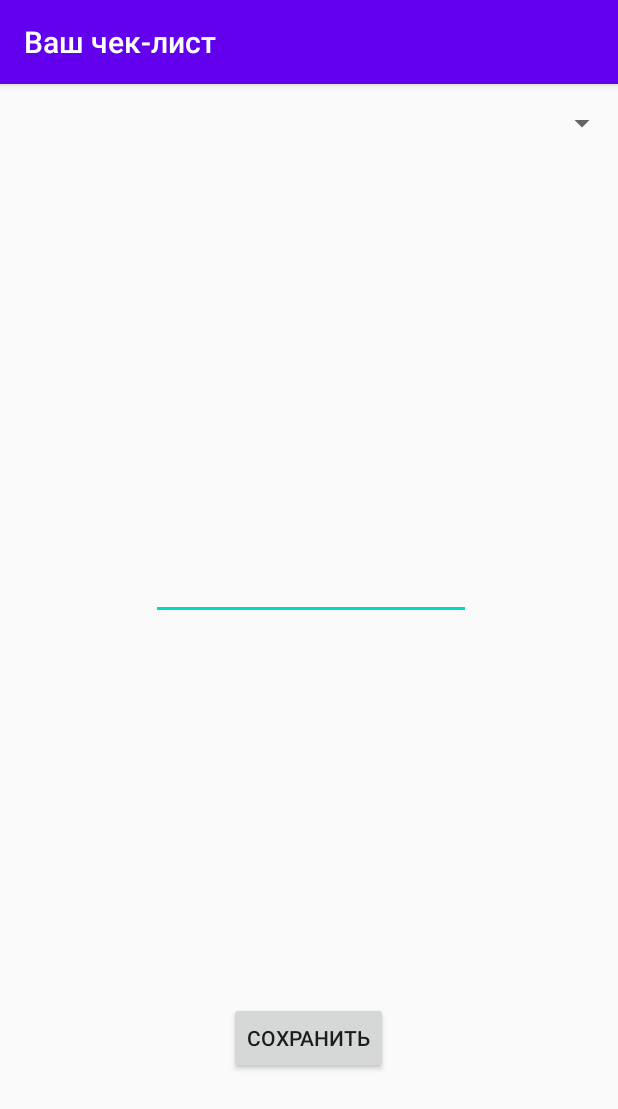
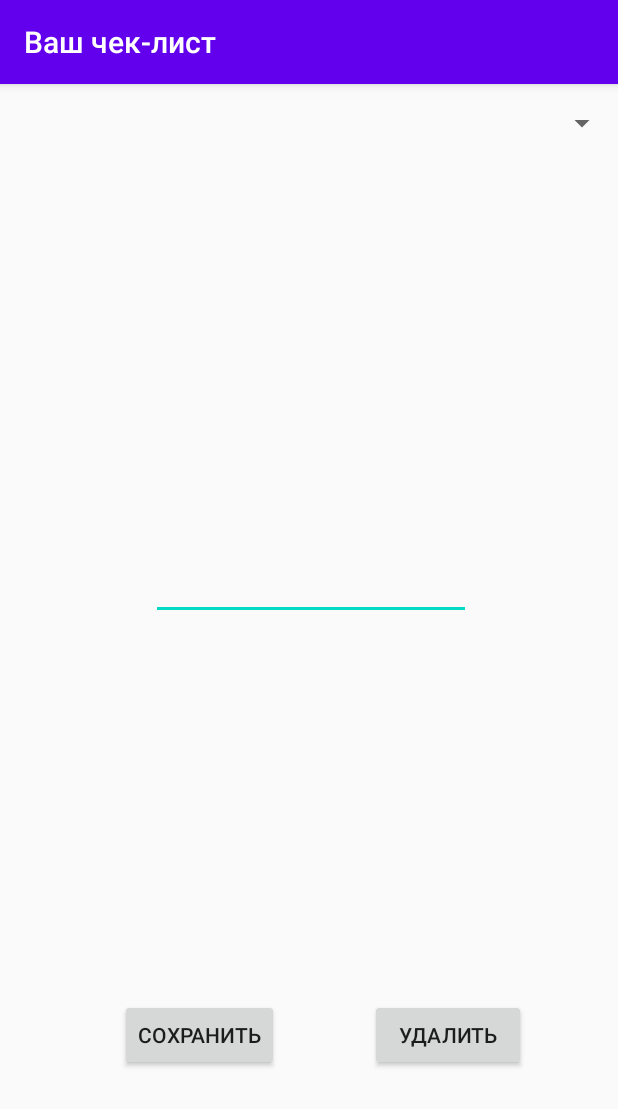
Before and after one commit to Sparky324/PredprofChekList, an Android app: the EditActivity screen opened directly, with no data from a screen before it, on a phone screen of 412 x 824 dp. Shown: the top 1109 px of the screen. Run offline under Robolectric (Android 15) with nearby library versions, the phone set to English and light mode, and no system bars.

Commit message:
Delete process recreated, moved into EditActivity

```diff
--- a/app/src/main/res/layout/activity_edit.xml
+++ b/app/src/main/res/layout/activity_edit.xml
@@ -37,13 +37,26 @@
         android:id="@+id/saveButton"
         android:layout_width="wrap_content"
         android:layout_height="wrap_content"
-        android:layout_marginStart="152dp"
-        android:layout_marginEnd="153dp"
-        android:layout_marginBottom="108dp"
+        android:layout_marginStart="60dp"
+        android:layout_marginEnd="30dp"
+        android:layout_marginBottom="110dp"
         android:onClick="onSaveClick"
         android:text="Сохранить"
         app:layout_constraintBottom_toBottomOf="parent"
-        app:layout_constraintEnd_toEndOf="parent"
+        app:layout_constraintEnd_toStartOf="@+id/deleteButtonNew"
         app:layout_constraintStart_toStartOf="parent" />
 
+    <Button
+        android:id="@+id/deleteButtonNew"
+        android:layout_width="104dp"
+        android:layout_height="48dp"
+        android:layout_marginStart="10dp"
+        android:layout_marginEnd="41dp"
+        android:layout_marginBottom="110dp"
+        android:onClick="onDeleteClick"
+        android:text="Удалить"
+        app:layout_constraintBottom_toBottomOf="parent"
+        app:layout_constraintEnd_toEndOf="parent"
+        app:layout_constraintStart_toEndOf="@+id/saveButton" />
+
 </android.support.constraint.ConstraintLayout>
```
Also changed, not shown: app/src/main/java/com/example/predpof/EditActivity.java (+20 -2 lines), app/src/main/java/com/example/predpof/MyRecyclerViewAdapter.java (+0 -25 lines), app/src/main/res/layout/items.xml (+0 -9 lines).
